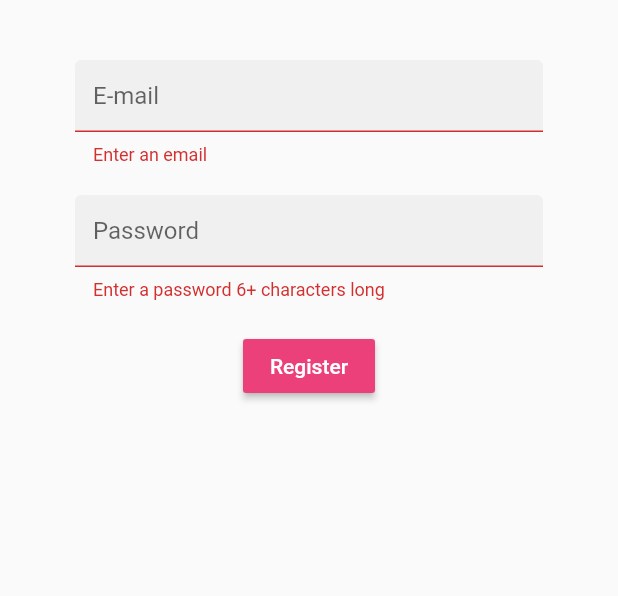
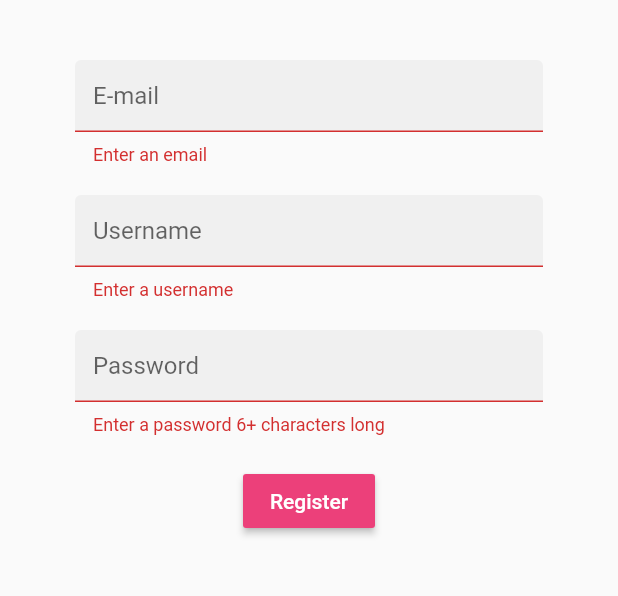
Before and after one commit to vasu23gupta/test_proj, a Flutter app: the Register screen opened directly, after a tap on "Register", on a phone screen of 412 x 824 dp, the part 84-680 px from its top. Run offline on Flutter 3.47's test engine with Material 2 defaults, Android fonts, the phone set to English and light mode, and no system bars; our stand-ins replace dio, firebase_auth, firebase_core, flutter_map, flutter_rating_bar, fluttertoast and 5 more; missing offline and left inert: dart:html, flutter_absolute_path, map_launcher, multi_image_picker, profanity_filter; accounts and stored records are empty.

Commit message:
username

```diff
--- a/lib/screens/authenticate/register.dart
+++ b/lib/screens/authenticate/register.dart
@@ -19,6 +19,7 @@ class _RegisterState extends State<Register> {
   //text field state
   String email = '';
   String password = '';
+  String username = '';
   String error = '';
 
   @override
@@ -56,6 +57,19 @@ class _RegisterState extends State<Register> {
                           onChanged: (val) {
                             setState(() => email = val);
                           }),
+                      SizedBox(
+                        height: 20.0,
+                      ),
+                      TextFormField(
+                        decoration:
+                            textInputDecoration.copyWith(hintText: 'Username'),
+                        obscureText: true,
+                        validator: (val) =>
+                            val.isEmpty ? 'Enter a username' : null,
+                        onChanged: (val) {
+                          setState(() => username = val);
+                        },
+                      ),
                       SizedBox(
                         height: 20.0,
                       ),
```
